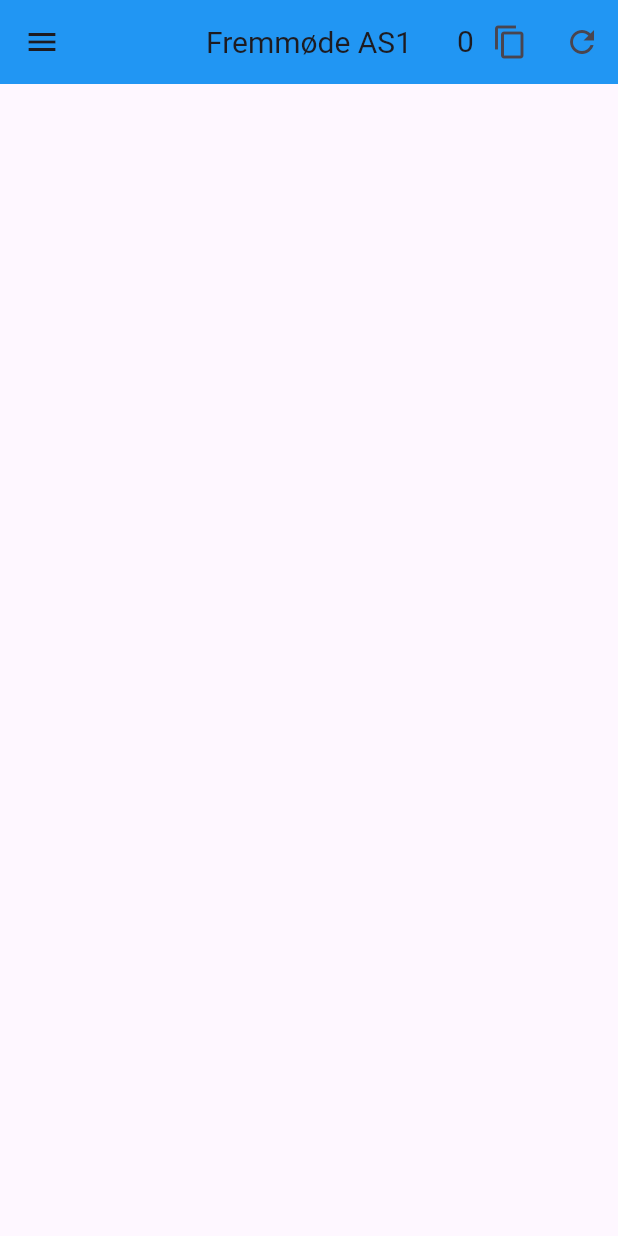
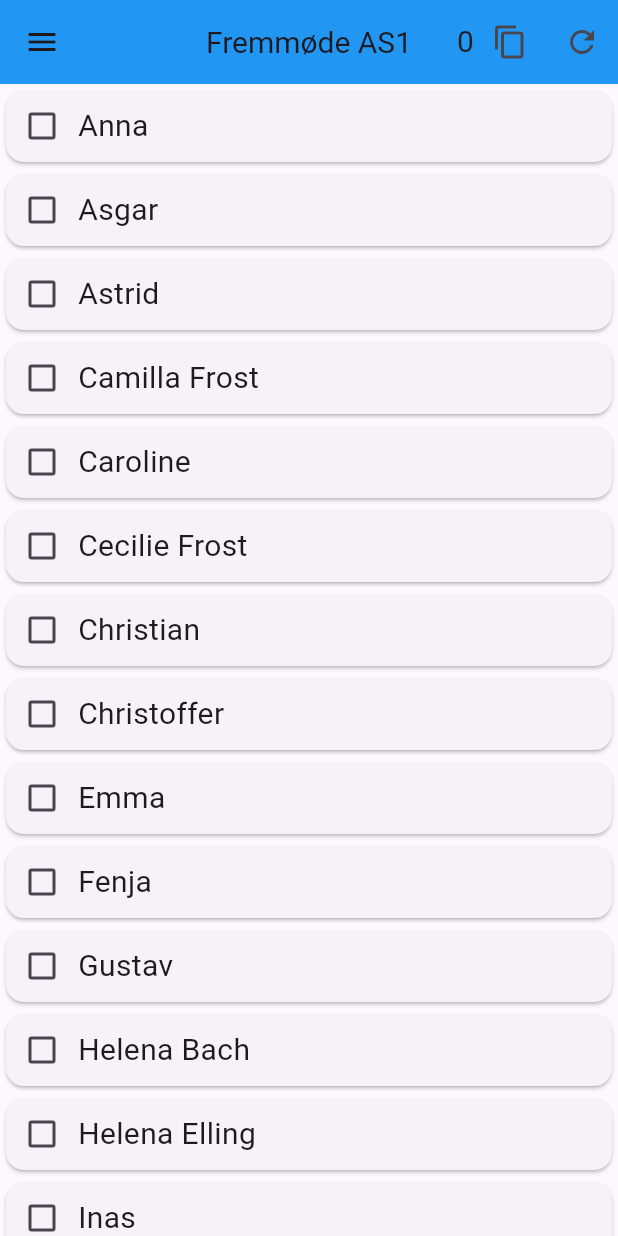
Before and after one commit to Rasm832b/Min-app, a Flutter app: the screen it shows after launch, in the side drawer, after a tap on the "refresh" icon, on a phone screen of 412 x 824 dp. Run offline on Flutter 3.47's test engine with Material 3 defaults, Android fonts, the phone set to English and light mode, and no system bars; our stand-ins replace hive, hive_flutter; accounts and stored records are empty.

Commit message:
Bug fixes

```diff
--- a/lib/Functions/functioner.dart
+++ b/lib/Functions/functioner.dart
@@ -39,7 +39,7 @@ class Functioner {
     "Mathilde",
     "Morten",
     "Sebastian",
-    " Sol",
+    "Sol",
     "Thea",
     "Sebastian",
     "Emil",
--- a/lib/main.dart
+++ b/lib/main.dart
@@ -5,13 +5,20 @@ import 'package:beginner_course/pages/settings.dart';
 import 'package:flutter/material.dart';
 import 'package:hive_flutter/hive_flutter.dart';
 import 'package:beginner_course/Functions/lister.dart';
+import 'package:beginner_course/Functions/functioner.dart';
 
 void main() async {
   WidgetsFlutterBinding.ensureInitialized();
 
   await Hive.initFlutter();
   await Hive.openBox('names');
-
+ Functioner FunctionAS1 = Functioner();
+ final name = Hive.box('names');
+  if(name.isEmpty){
+    for (var x = 0; x < FunctionAS1.namesAS1.length; x++) {
+    name.add(FunctionAS1.namesAS1[x]);
+    }
+  }
   runApp(MyApp());
 }
 
--- a/lib/pages/AS1.dart
+++ b/lib/pages/AS1.dart
@@ -43,6 +43,7 @@ class _FirstPageState extends State<AS1> {
                   setState(() {
                     Clipboard.setData(ClipboardData(text: ''));
                     FunctionAS1.undo(FunctionAS1.result, FunctionAS1.checked);
+                    antalValgte=0;
                   });
                 },
                 icon: Icon(Icons.refresh)),
--- a/pubspec.yaml
+++ b/pubspec.yaml
@@ -49,7 +49,7 @@ dev_dependencies:
   # activated in the `analysis_options.yaml` file located at the root of your
   # package. See that file for information about deactivating specific lint
   # rules and activating additional ones.
-  flutter_lints: ^2.0.0
+  flutter_lints: ^3.0.1
 
 # For information on the generic Dart part of this file, see the
 # following page: https://dart.dev/tools/pub/pubspec
```
Also changed, not shown: lib/pages/settings.dart (+1 -22 lines), pubspec.lock.
